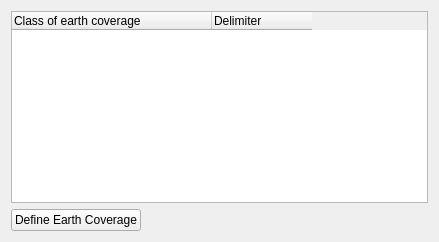
Above: CustomWidgets/earthCoverageWidget.ui from dsgoficial/DsgTools before the change. Below: the same form after it.
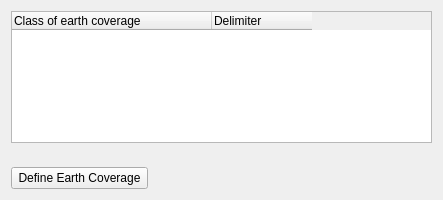
That is the form after the change.

Commit message: interface prototype

The edit to the form file:
```diff
--- a/CustomWidgets/earthCoverageWidget.ui
+++ b/CustomWidgets/earthCoverageWidget.ui
@@ -6,15 +6,29 @@
    <rect>
     <x>0</x>
     <y>0</y>
-    <width>439</width>
-    <height>241</height>
+    <width>443</width>
+    <height>200</height>
    </rect>
   </property>
+  <property name="sizePolicy">
+   <sizepolicy hsizetype="MinimumExpanding" vsizetype="MinimumExpanding">
+    <horstretch>0</horstretch>
+    <verstretch>0</verstretch>
+   </sizepolicy>
+  </property>
+  <property name="minimumSize">
+   <size>
+    <width>0</width>
+    <height>200</height>
+   </size>
+  </property>
   <property name="windowTitle">
    <string>Form</string>
   </property>
   <layout class="QGridLayout" name="gridLayout">
    <item row="0" column="0" colspan="2">
+    <layout class="QVBoxLayout" name="verticalLayout">
+     <item>
     <widget class="QTreeWidget" name="earthCoverageTreeWidget">
      <property name="sizePolicy">
       <sizepolicy hsizetype="MinimumExpanding" vsizetype="MinimumExpanding">
@@ -22,6 +36,12 @@
        <verstretch>0</verstretch>
       </sizepolicy>
      </property>
+       <property name="minimumSize">
+        <size>
+         <width>0</width>
+         <height>100</height>
+        </size>
+       </property>
      <attribute name="headerDefaultSectionSize">
       <number>200</number>
      </attribute>
@@ -40,10 +60,28 @@
      </column>
     </widget>
    </item>
+     <item>
+      <spacer name="verticalSpacer">
+       <property name="orientation">
+        <enum>Qt::Vertical</enum>
+       </property>
+       <property name="sizeType">
+        <enum>QSizePolicy::Fixed</enum>
+       </property>
+       <property name="sizeHint" stdset="0">
+        <size>
+         <width>20</width>
+         <height>18</height>
+        </size>
+       </property>
+      </spacer>
+     </item>
+    </layout>
+   </item>
    <item row="1" column="0">
     <widget class="QPushButton" name="defineEarthCoverageButton">
      <property name="sizePolicy">
-      <sizepolicy hsizetype="Minimum" vsizetype="Minimum">
+      <sizepolicy hsizetype="MinimumExpanding" vsizetype="Fixed">
        <horstretch>0</horstretch>
        <verstretch>0</verstretch>
       </sizepolicy>
```
Lines whose indentation alone changed are shown as unchanged. The commit also changes 5 other files.
